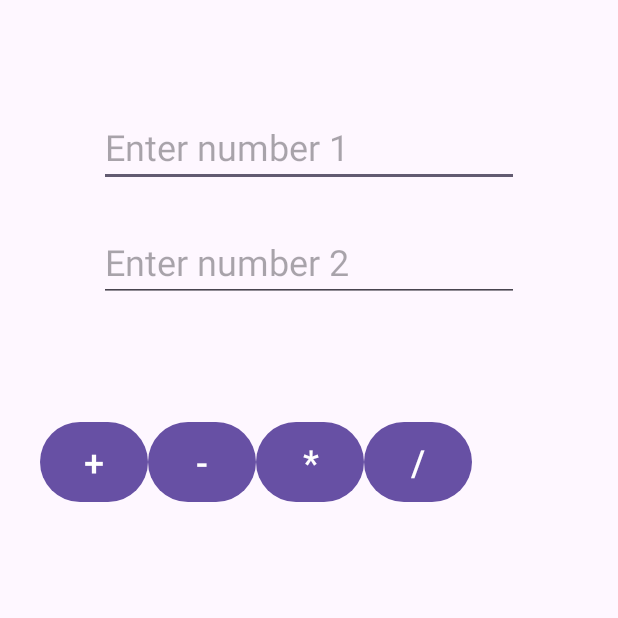
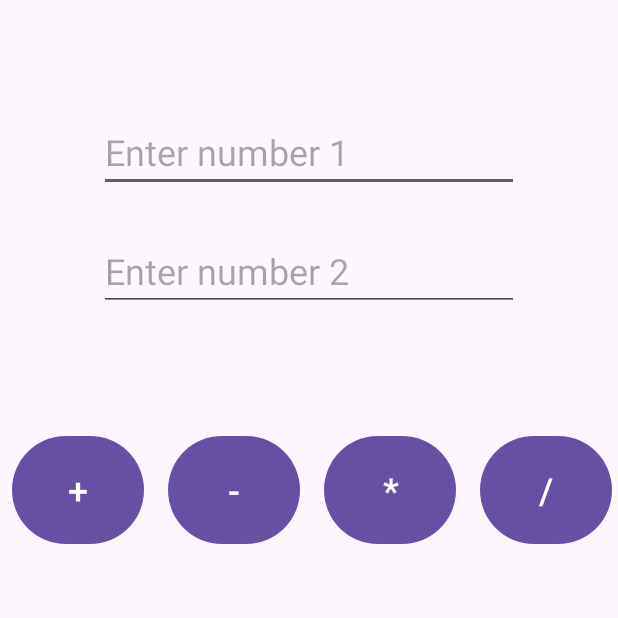
Before and after one commit to SutcuKutay/Simple-Calculator, an Android app: the screen it shows after launch (MainActivity), on a phone screen of 412 x 824 dp, the top half of it. Run offline under Robolectric (Android 15) with nearby library versions, the phone set to English and light mode, and no system bars.

```diff
--- a/app/src/main/java/com/kutaysutcu/simplecalculatorjava/MainActivity.java
+++ b/app/src/main/java/com/kutaysutcu/simplecalculatorjava/MainActivity.java
@@ -25,39 +25,40 @@ public class MainActivity extends AppCompatActivity {
 
     public void calculations(String operation)
     {
+        if(number1Txt.getText().toString().matches("") || number2Txt.getText().toString().matches(""))
+        {
+            resultTxt.setText("Enter a number");
+        }
+        else
+        {
             double number1 = parseInt(number1Txt.getText().toString());
             double number2 = parseInt(number2Txt.getText().toString());
             double result;
 
-        switch(operation)
-        {
-            case "sum":
-            {
+            switch (operation) {
+                case "sum": {
                     result = number1 + number2;
                     resultTxt.setText("Result: " + result);
                     break;
                 }
-            case "deduct":
-            {
+                case "deduct": {
                     result = number1 - number2;
                     resultTxt.setText("Result: " + result);
                     break;
                 }
-            case "multiply":
-            {
+                case "multiply": {
                     result = number1 * number2;
                     resultTxt.setText("Result: " + result);
                     break;
                 }
-            case "divide":
-            {
+                case "divide": {
                     result = number1 / number2;
                     resultTxt.setText("Result: " + result);
                     break;
                 }
-            default:
-            {
+                default: {
                     break;
+                }
             }
         }
     }
--- a/app/src/main/res/layout/activity_main.xml
+++ b/app/src/main/res/layout/activity_main.xml
@@ -15,7 +15,7 @@
         android:layout_marginBottom="23dp"
         android:ems="10"
         android:hint="Enter number 1"
-        android:inputType="text"
+        android:inputType="number"
         android:textSize="24sp"
         app:layout_constraintBottom_toTopOf="@+id/number2Txt"
         app:layout_constraintEnd_toEndOf="parent"
@@ -29,7 +29,7 @@
         android:layout_marginBottom="76dp"
         android:ems="10"
         android:hint="Enter number 2"
-        android:inputType="text"
+        android:inputType="number"
         android:textSize="24sp"
         app:layout_constraintBottom_toTopOf="@+id/linearLayout"
         app:layout_constraintStart_toStartOf="@+id/number1Txt"
@@ -37,8 +37,8 @@
 
     <TextView
         android:id="@+id/resultTxt"
-        android:layout_width="238dp"
-        android:layout_height="0dp"
+        android:layout_width="388dp"
+        android:layout_height="195dp"
         android:layout_marginBottom="212dp"
         android:textAlignment="center"
         android:textSize="48sp"
@@ -49,8 +49,8 @@
 
     <LinearLayout
         android:id="@+id/linearLayout"
-        android:layout_width="361dp"
-        android:layout_height="115dp"
+        android:layout_width="wrap_content"
+        android:layout_height="wrap_content"
         android:layout_marginStart="57dp"
         android:layout_marginEnd="57dp"
         android:layout_marginBottom="44dp"
@@ -64,8 +64,10 @@
 
         <Button
             android:id="@+id/toplamaBtn"
-            android:layout_width="72dp"
-            android:layout_height="61dp"
+            android:layout_width="0dp"
+            android:layout_height="80dp"
+            android:layout_marginRight="8dp"
+            android:layout_weight="1"
             android:onClick="sum"
             android:text="+"
             android:textAlignment="center"
@@ -73,8 +75,11 @@
 
         <Button
             android:id="@+id/cikarmaBtn"
-            android:layout_width="72dp"
-            android:layout_height="61dp"
+            android:layout_width="0dp"
+            android:layout_height="80dp"
+            android:layout_marginLeft="8dp"
+            android:layout_marginRight="8dp"
+            android:layout_weight="1"
             android:onClick="deduct"
             android:text="-"
             android:textAlignment="center"
@@ -82,8 +87,11 @@
 
         <Button
             android:id="@+id/carpmaBtn"
-            android:layout_width="72dp"
-            android:layout_height="61dp"
+            android:layout_width="0dp"
+            android:layout_height="80dp"
+            android:layout_marginLeft="8dp"
+            android:layout_marginRight="8dp"
+            android:layout_weight="1"
             android:onClick="multiply"
             android:text="*"
             android:textAlignment="center"
@@ -91,8 +99,10 @@
 
         <Button
             android:id="@+id/bolmeBtn"
-            android:layout_width="72dp"
-            android:layout_height="61dp"
+            android:layout_width="0dp"
+            android:layout_height="80dp"
+            android:layout_marginLeft="8dp"
+            android:layout_weight="1"
             android:onClick="divide"
             android:text="/"
             android:textAlignment="center"
```
Lines whose indentation alone changed are shown as unchanged.
